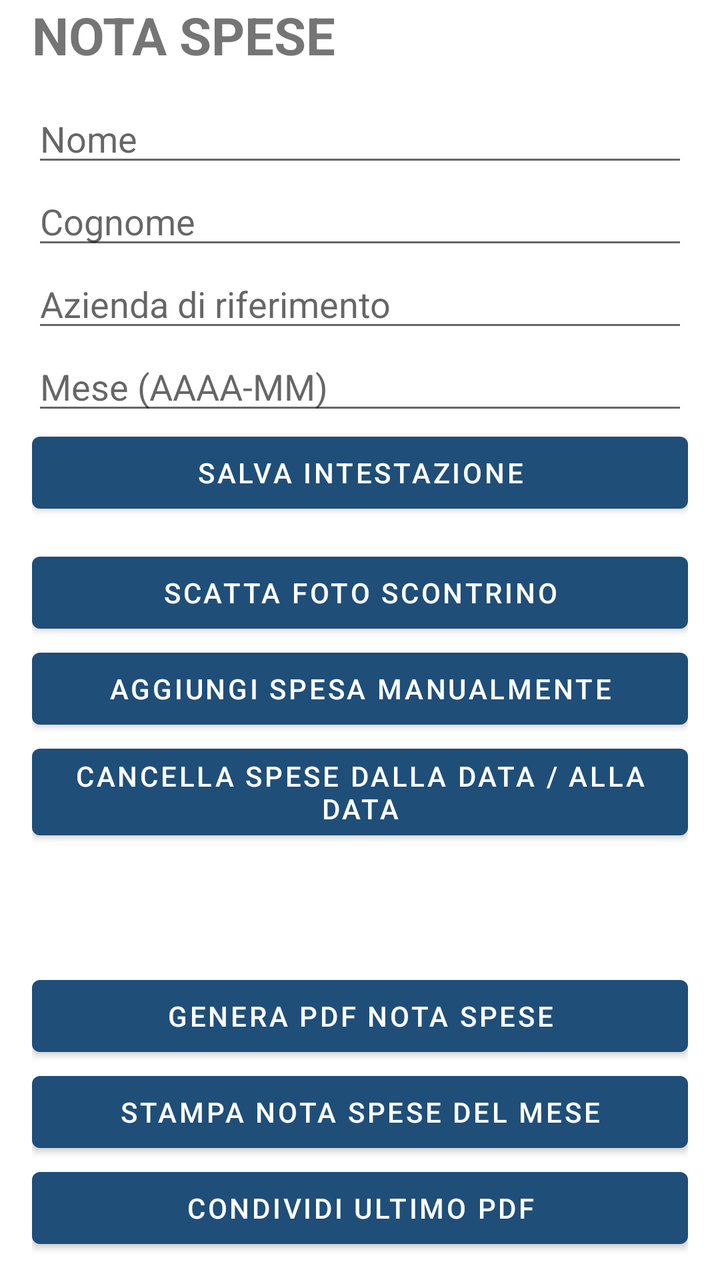
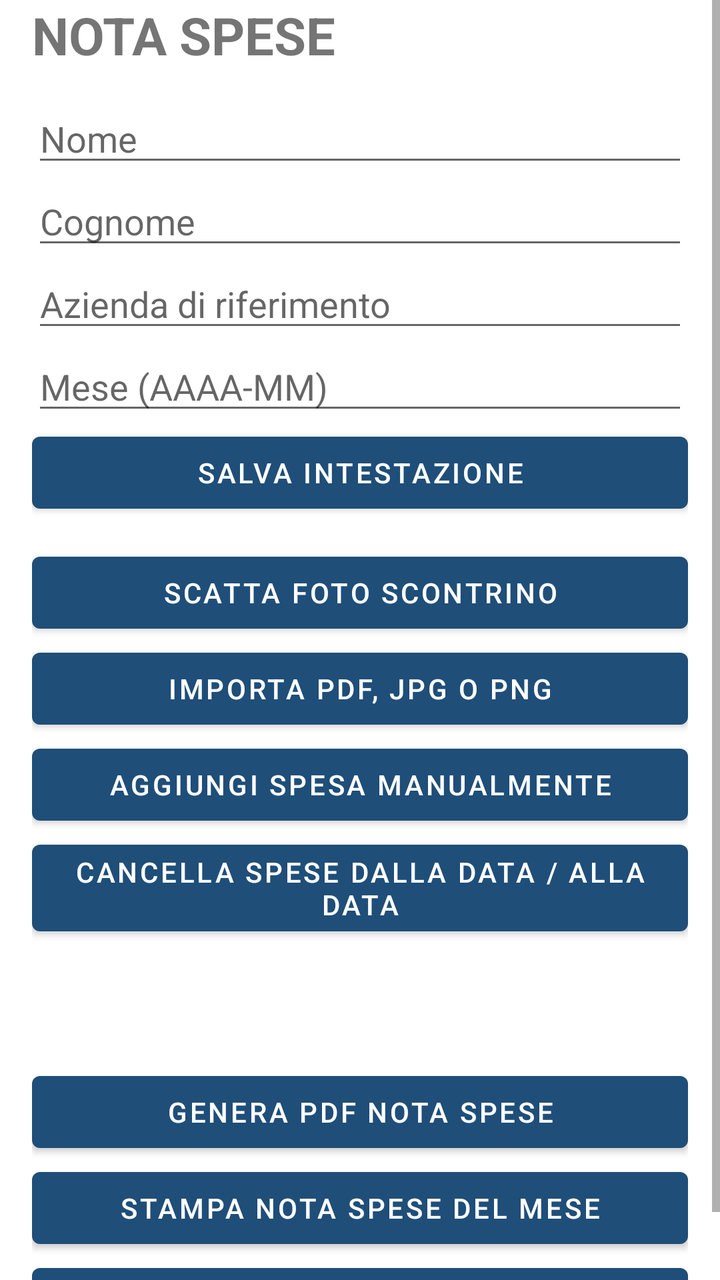

An Android layout rendered at two revisions. The XML below is the earlier revision; the diff shows what the commit changed to produce the second picture.
<!-- AndroidManifest.xml: application theme Theme.NotaSpese -->
<!-- res/layout/activity_main.xml -->
<?xml version="1.0" encoding="utf-8"?>
<ScrollView xmlns:android="http://schemas.android.com/apk/res/android"
    android:id="@+id/rootScroll"
    android:layout_width="match_parent"
    android:layout_height="match_parent"
    android:clipToPadding="false"
    android:fillViewport="true"
    android:scrollbars="vertical">
    <LinearLayout
        android:layout_width="match_parent"
        android:layout_height="wrap_content"
        android:orientation="vertical"
        android:paddingStart="16dp"
        android:paddingEnd="16dp">

        <TextView android:layout_width="wrap_content" android:layout_height="wrap_content"
            android:text="NOTA SPESE" android:textStyle="bold" android:textSize="26sp"
            android:layout_marginBottom="12dp"/>

        <EditText android:id="@+id/etNome" android:layout_width="match_parent"
            android:layout_height="wrap_content" android:hint="Nome"/>
        <EditText android:id="@+id/etCognome" android:layout_width="match_parent"
            android:layout_height="wrap_content" android:hint="Cognome"/>
        <EditText android:id="@+id/etAzienda" android:layout_width="match_parent"
            android:layout_height="wrap_content" android:hint="Azienda di riferimento"/>
        <EditText android:id="@+id/etMese" android:layout_width="match_parent"
            android:layout_height="wrap_content" android:hint="Mese (AAAA-MM)"/>

        <Button android:id="@+id/btnSalvaProfilo" android:layout_width="match_parent"
            android:layout_height="wrap_content" android:text="Salva intestazione"/>
        <Button android:id="@+id/btnFoto" android:layout_width="match_parent"
            android:layout_height="wrap_content" android:text="Scatta foto scontrino"
            android:layout_marginTop="12dp"/>
        <Button android:id="@+id/btnManuale" android:layout_width="match_parent"
            android:layout_height="wrap_content" android:text="Aggiungi spesa manualmente"/>
        <Button android:id="@+id/btnEliminaPeriodo" android:layout_width="match_parent"
            android:layout_height="wrap_content" android:text="Cancella spese dalla data / alla data"/>

        <TextView android:id="@+id/tvTotali" android:layout_width="match_parent"
            android:layout_height="wrap_content" android:textStyle="bold"
            android:textSize="18sp" android:paddingTop="12dp" android:paddingBottom="8dp"/>

        <LinearLayout android:id="@+id/containerSpese" android:layout_width="match_parent"
            android:layout_height="wrap_content" android:orientation="vertical"/>

        <Button android:id="@+id/btnPdf" android:layout_width="match_parent"
            android:layout_height="wrap_content" android:text="Genera PDF nota spese"
            android:layout_marginTop="16dp"/>
        <Button android:id="@+id/btnStampa" android:layout_width="match_parent"
            android:layout_height="wrap_content" android:text="Stampa nota spese del mese"/>
        <Button android:id="@+id/btnCondividi" android:layout_width="match_parent"
            android:layout_height="wrap_content" android:text="Condividi ultimo PDF"/>
    </LinearLayout>
</ScrollView>
<!-- resources referenced by this layout -->
<resources>
  <style name="Theme.NotaSpese" parent="Theme.MaterialComponents.DayNight.NoActionBar">
          <item name="colorPrimary">#1F4E79</item>
          <item name="colorPrimaryVariant">#163A5C</item>
          <item name="colorOnPrimary">#FFFFFF</item>
      </style>
</resources>

<!-- the commit's change to res/layout/activity_main.xml (unified diff, before → after) -->
@@ -31,6 +31,8 @@
         <Button android:id="@+id/btnFoto" android:layout_width="match_parent"
             android:layout_height="wrap_content" android:text="Scatta foto scontrino"
             android:layout_marginTop="12dp"/>
+        <Button android:id="@+id/btnImporta" android:layout_width="match_parent"
+            android:layout_height="wrap_content" android:text="Importa PDF, JPG o PNG"/>
         <Button android:id="@+id/btnManuale" android:layout_width="match_parent"
             android:layout_height="wrap_content" android:text="Aggiungi spesa manualmente"/>
         <Button android:id="@+id/btnEliminaPeriodo" android:layout_width="match_parent"
